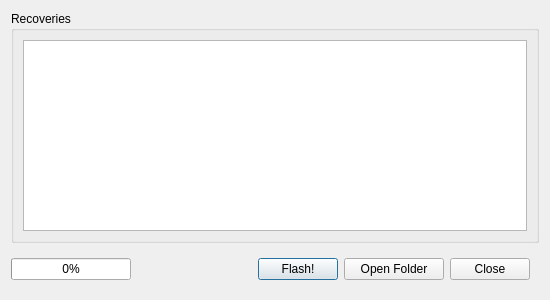
Qt form LxMultiTool/dialogrecovery.ui (lexpaval/LxMultiTool) before a commit.
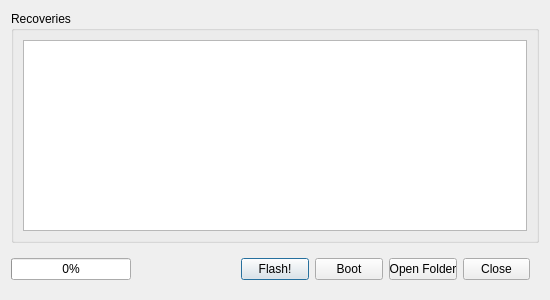
The same form after that commit. Icons and pictures are not drawn.

Commit message: [recovery] Added option to boot a recovery

Diff of the .ui file:
```diff
--- a/LxMultiTool/dialogrecovery.ui
+++ b/LxMultiTool/dialogrecovery.ui
@@ -129,11 +129,31 @@
         </property>
        </widget>
       </item>
+      <item>
+       <widget class="QPushButton" name="bootButton">
+        <property name="toolTip">
+         <string>&lt;html&gt;&lt;head/&gt;&lt;body&gt;&lt;p&gt;Boot into the selected recovery (you can keep the original/stock one but you can use the custom recovery features like backups).&lt;/p&gt;&lt;/body&gt;&lt;/html&gt;</string>
+        </property>
+        <property name="text">
+         <string>Boot</string>
+        </property>
+        <property name="icon">
+         <iconset resource="icons.qrc">
+          <normaloff>:/Icons/kernel.png</normaloff>:/Icons/kernel.png</iconset>
+        </property>
+        <property name="iconSize">
+         <size>
+          <width>15</width>
+          <height>15</height>
+         </size>
+        </property>
+       </widget>
+      </item>
       <item>
        <widget class="QPushButton" name="exploreButton">
         <property name="minimumSize">
          <size>
-          <width>100</width>
+          <width>0</width>
           <height>0</height>
          </size>
         </property>
@@ -143,6 +163,12 @@
         <property name="text">
          <string>Open Folder</string>
         </property>
+        <property name="iconSize">
+         <size>
+          <width>15</width>
+          <height>15</height>
+         </size>
+        </property>
        </widget>
       </item>
       <item>
```
Left out of the diff: 1 changed line with no effect on the pictures. The commit also changes 2 other files.
